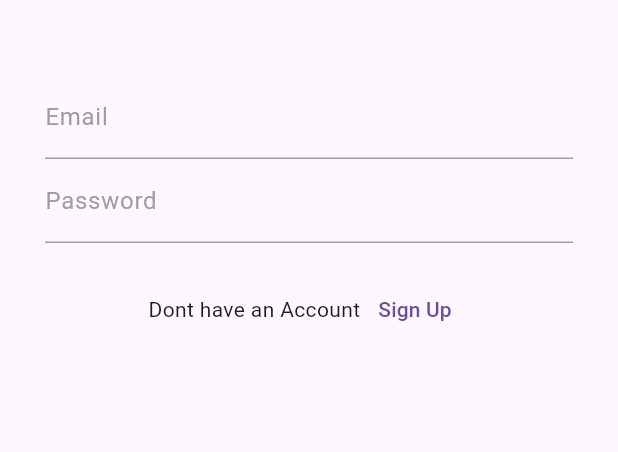
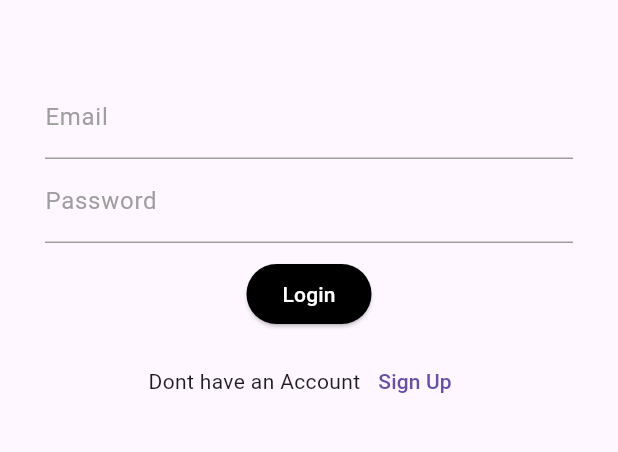
Before and after one commit to Mutie-Rehman/driver_app, a Flutter app: the screen it shows after launch, after a tap on "Sign In", on a phone screen of 412 x 824 dp, the part 489-941 px from its top. Run offline on Flutter 3.47's test engine with Material 3 defaults, Android fonts, the light colour scheme and no system bars.

Commit message:
buttons added and some minor changes

```diff
--- a/lib/auth_screens/sign_in_screen.dart
+++ b/lib/auth_screens/sign_in_screen.dart
@@ -40,6 +40,7 @@ class _SignInScreenState extends State<SignInScreen> {
                 //textfields
                 //email
                 TextField(
+                  keyboardType: TextInputType.emailAddress,
                   controller: emailController,
                   style: const TextStyle(color: Colors.grey),
                   decoration: const InputDecoration(
@@ -57,6 +58,8 @@ class _SignInScreenState extends State<SignInScreen> {
                 ),
                 //password
                 TextField(
+                  keyboardType: TextInputType.text,
+                  obscureText: true,
                   controller: passwordController,
                   style: const TextStyle(color: Colors.grey),
                   decoration: const InputDecoration(
@@ -73,7 +76,19 @@ class _SignInScreenState extends State<SignInScreen> {
                   ),
                 ),
                 const SizedBox(
-                  height: 20,
+                  height: 10,
+                ),
+                ElevatedButton(
+                  style:
+                      ElevatedButton.styleFrom(backgroundColor: Colors.black),
+                  onPressed: () {},
+                  child: const Text(
+                    "Login",
+                    style: TextStyle(color: Colors.white),
+                  ),
+                ),
+                const SizedBox(
+                  height: 10,
                 ),
                 Row(
                   mainAxisAlignment: MainAxisAlignment.center,
--- a/lib/auth_screens/sign_up_screen.dart
+++ b/lib/auth_screens/sign_up_screen.dart
@@ -1,3 +1,4 @@
+import 'package:driver_app/auth_screens/car_info_screen.dart';
 import 'package:driver_app/auth_screens/sign_in_screen.dart';
 import 'package:driver_app/main.dart';
 import 'package:flutter/material.dart';
@@ -43,6 +44,7 @@ class _SignUpScreenState extends State<SignUpScreen> {
                 //textfields
                 //name
                 TextField(
+                  keyboardType: TextInputType.name,
                   controller: nameController,
                   style: const TextStyle(color: Colors.grey),
                   decoration: const InputDecoration(
@@ -60,6 +62,7 @@ class _SignUpScreenState extends State<SignUpScreen> {
                 ),
                 //email
                 TextField(
+                  keyboardType: TextInputType.emailAddress,
                   controller: emailController,
                   style: const TextStyle(color: Colors.grey),
                   decoration: const InputDecoration(
@@ -77,6 +80,7 @@ class _SignUpScreenState extends State<SignUpScreen> {
                 ),
                 //phone
                 TextField(
+                  keyboardType: TextInputType.phone,
                   controller: phoneController,
                   style: const TextStyle(color: Colors.grey),
                   decoration: const InputDecoration(
@@ -94,6 +98,8 @@ class _SignUpScreenState extends State<SignUpScreen> {
                 ),
                 //password
                 TextField(
+                  obscureText: true,
+                  keyboardType: TextInputType.text,
                   controller: passwordController,
                   style: const TextStyle(color: Colors.grey),
                   decoration: const InputDecoration(
@@ -110,7 +116,24 @@ class _SignUpScreenState extends State<SignUpScreen> {
                   ),
                 ),
                 const SizedBox(
-                  height: 20,
+                  height: 10,
+                ),
+                ElevatedButton(
+                  style:
+                      ElevatedButton.styleFrom(backgroundColor: Colors.black),
+                  onPressed: () {
+                    Navigator.push(
+                        context,
+                        MaterialPageRoute(
+                            builder: (context) => const CarInfoScreen()));
+                  },
+                  child: const Text(
+                    "Create Account",
+                    style: TextStyle(color: Colors.white),
+                  ),
+                ),
+                const SizedBox(
+                  height: 10,
                 ),
                 Row(
                   mainAxisAlignment: MainAxisAlignment.center,
```
